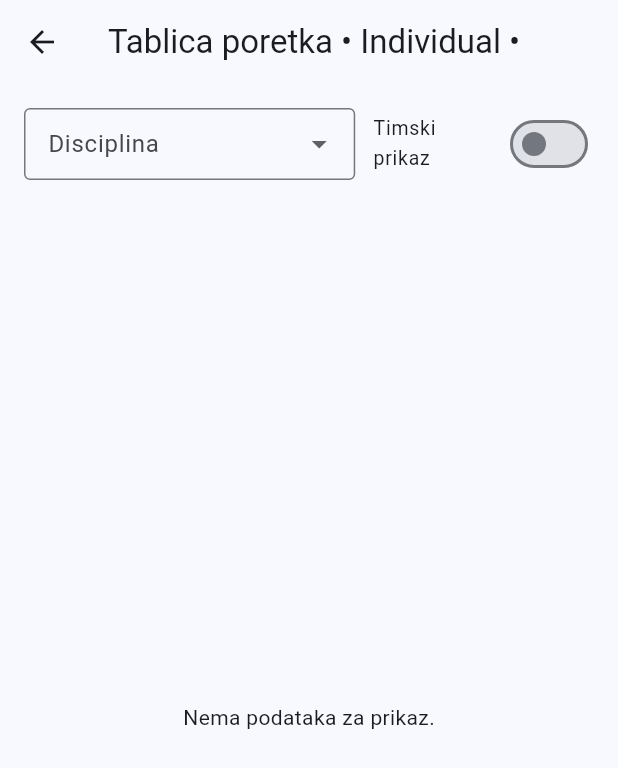
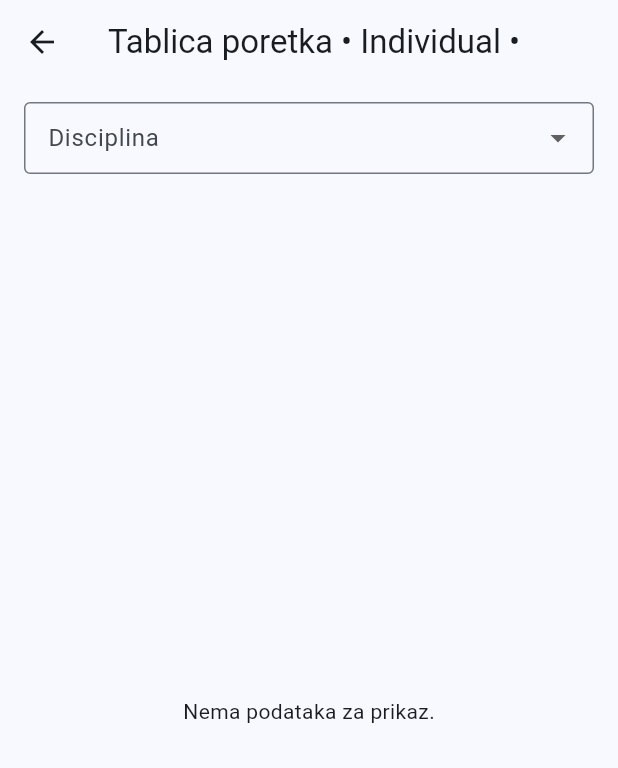
Before and after one commit to KSliskovic/SFIT-Apk, a Flutter app: the StandingsScreen screen opened directly with empty values, on a phone screen of 412 x 824 dp. Shown: the top 768 px of the screen. Run offline on Flutter 3.47's test engine with Material 3 defaults, Android fonts, the phone set to English and light mode, and no system bars; our stand-ins replace cloud_firestore, firebase_auth, firebase_core, flutter_riverpod, go_router, shared_preferences; accounts and stored records are empty.

Commit message:
izmjena 5.11.2025

```diff
--- a/lib/features/results/presentation/standings_screen.dart
+++ b/lib/features/results/presentation/standings_screen.dart
@@ -6,10 +6,11 @@ import 'package:flutter_riverpod/flutter_riverpod.dart';
 import '../domain/models.dart';
 import '../data/standings_providers.dart' as standings;
 import '../data/disciplines.dart';
+import '../data/discipline_providers.dart'; // ⬅️ za disciplineIsTeamByNameProvider
 
 class StandingsScreen extends ConsumerStatefulWidget {
   final String initialDiscipline; // npr. "Sve" ili "Košarka"
-  final bool initialTeamsMode;    // false = individual, true = timovi
+  final bool initialTeamsMode;    // DEPRECATED: više se ne koristi, ostavljeno radi kompatibilnosti
 
   const StandingsScreen({
     super.key,
@@ -23,13 +24,11 @@ class StandingsScreen extends ConsumerStatefulWidget {
 
 class _StandingsScreenState extends ConsumerState<StandingsScreen> {
   late String _discipline;
-  late bool _teamsMode;
 
   @override
   void initState() {
     super.initState();
     _discipline = widget.initialDiscipline;
-    _teamsMode = widget.initialTeamsMode;
   }
 
   @override
@@ -37,13 +36,15 @@ class _StandingsScreenState extends ConsumerState<StandingsScreen> {
     final theme = Theme.of(context);
     final allDisciplines = ref.watch(allDisciplinesWithAllProvider);
 
-    // Dinamički dohvat poretka prema filterima
-    final rowsAV = _teamsMode
+    // Automatski odredi je li disciplina timska ili individualna
+    final isTeam = ref.watch(disciplineIsTeamByNameProvider(_discipline)) ?? false;
+
+    // Dinamički dohvat poretka prema odabranoj disciplini
+    final rowsAV = isTeam
         ? ref.watch(standings.teamStandingsProvider(_discipline))
         : ref.watch(standings.individualStandingsProvider(_discipline));
 
-    final title =
-        'Tablica poretka • ${_teamsMode ? 'Timovi' : 'Individual'} • $_discipline';
+    final title = 'Tablica poretka • ${isTeam ? 'Timovi' : 'Individual'} • $_discipline';
 
     final textNum = theme.textTheme.bodyMedium?.copyWith(
       fontFeatures: const [FontFeature.tabularFigures()],
@@ -55,7 +56,6 @@ class _StandingsScreenState extends ConsumerState<StandingsScreen> {
         child: Row(
           children: [
             Expanded(
-              flex: 3,
               child: DropdownButtonFormField<String>(
                 value: _discipline,
                 isExpanded: true,
@@ -72,17 +72,6 @@ class _StandingsScreenState extends ConsumerState<StandingsScreen> {
                   border: OutlineInputBorder(),
                   isDense: true,
                 ),
-              ),
-            ),
-            const SizedBox(width: 12),
-            Expanded(
-              flex: 2,
-              child: SwitchListTile(
-                contentPadding: EdgeInsets.zero,
-                dense: true,
-                title: const Text('Timski prikaz'),
-                value: _teamsMode,
-                onChanged: (v) => setState(() => _teamsMode = v),
               ),
             ),
           ],
```
